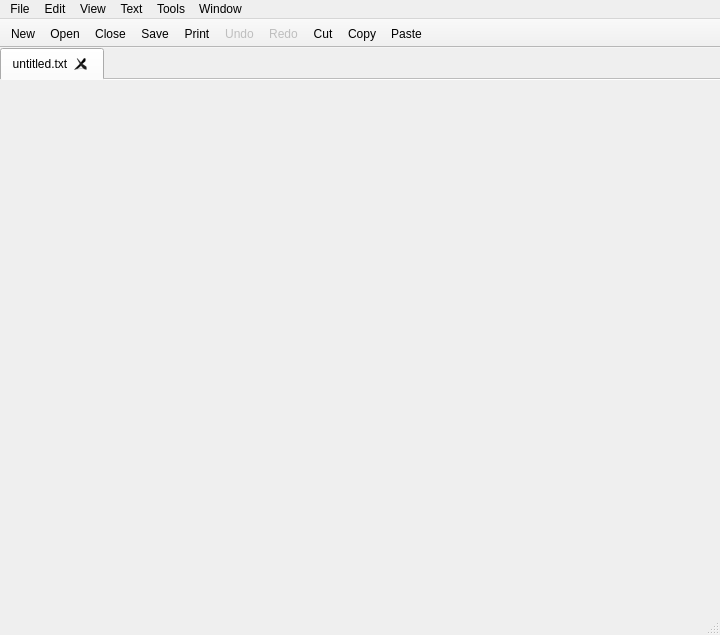
obiwankennedy/cahootseditor, file mainwindow.ui: the form before one commit.
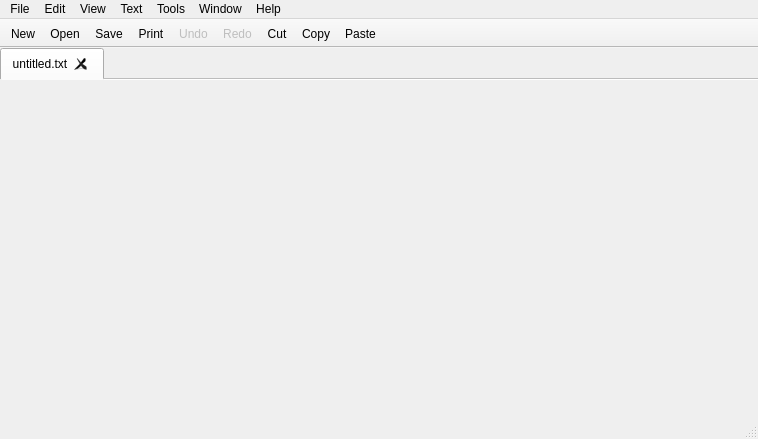
The form after the commit. Icons and pictures are not drawn.

```diff
--- a/mainwindow.ui
+++ b/mainwindow.ui
@@ -9,8 +9,8 @@
    <rect>
     <x>0</x>
     <y>0</y>
-    <width>720</width>
-    <height>635</height>
+    <width>758</width>
+    <height>439</height>
    </rect>
   </property>
   <property name="windowTitle">
@@ -55,7 +55,7 @@
     <rect>
      <x>0</x>
      <y>0</y>
-     <width>720</width>
+     <width>758</width>
      <height>22</height>
     </rect>
    </property>
@@ -136,12 +136,20 @@
     <addaction name="actionWindow_Next_Document"/>
     <addaction name="actionWindow_Previous_Document"/>
    </widget>
+   <widget class="QMenu" name="menuHelp">
+    <property name="title">
+     <string>Help</string>
+    </property>
+    <addaction name="actionHelp_About_Cahoots"/>
+    <addaction name="actionHelp_About_Qt"/>
+   </widget>
    <addaction name="menuFile"/>
    <addaction name="menuEdit"/>
    <addaction name="menuView"/>
    <addaction name="menuText"/>
    <addaction name="menuTools"/>
    <addaction name="menuWindow"/>
+   <addaction name="menuHelp"/>
   </widget>
   <widget class="QToolBar" name="mainToolBar">
    <property name="enabled">
@@ -161,7 +169,6 @@
    </attribute>
    <addaction name="actionFile_New"/>
    <addaction name="actionFile_Open"/>
-   <addaction name="actionFile_Close"/>
    <addaction name="actionFile_Save"/>
    <addaction name="actionFile_Print"/>
    <addaction name="actionEdit_Undo"/>
```
Left out of the diff: 10 changed lines with no effect on the pictures.
